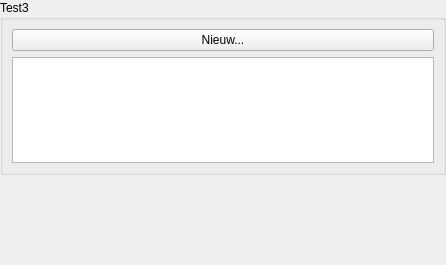
Old version of the form threedi_plugin_dockwidget_base.ui in the repository nens/threedi-results-analysis.
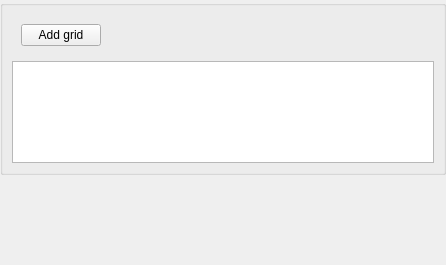
New version of the form.

Commit message: Added h5 loading and conversion

What changed in the file:
```diff
--- a/threedi_plugin_dockwidget_base.ui
+++ b/threedi_plugin_dockwidget_base.ui
@@ -65,7 +65,7 @@
          <x>0</x>
          <y>0</y>
          <width>446</width>
-         <height>239</height>
+         <height>241</height>
         </rect>
        </property>
        <layout class="QVBoxLayout" name="verticalLayout">
@@ -105,11 +105,14 @@
            </size>
           </property>
           <property name="title">
-           <string>Test3</string>
+           <string/>
           </property>
           <layout class="QVBoxLayout" name="verticalLayout_5">
            <item>
-            <widget class="QPushButton" name="pushButton_New">
+            <widget class="QWidget" name="widget" native="true">
+             <layout class="QHBoxLayout" name="horizontalLayout">
+              <item>
+               <widget class="QPushButton" name="pushButton_AddGrid">
              <property name="toolTip">
               <string/>
              </property>
@@ -117,8 +120,24 @@
               <string notr="true"/>
              </property>
              <property name="text">
-              <string>Nieuw...</string>
-             </property>
+                 <string>Add grid</string>
+                </property>
+               </widget>
+              </item>
+              <item>
+               <spacer name="horizontalSpacer">
+                <property name="orientation">
+                 <enum>Qt::Horizontal</enum>
+                </property>
+                <property name="sizeHint" stdset="0">
+                 <size>
+                  <width>40</width>
+                  <height>20</height>
+                 </size>
+                </property>
+               </spacer>
+              </item>
+             </layout>
             </widget>
            </item>
            <item>
```
Lines whose indentation alone changed are shown as unchanged. The commit also changes 2 other files.
